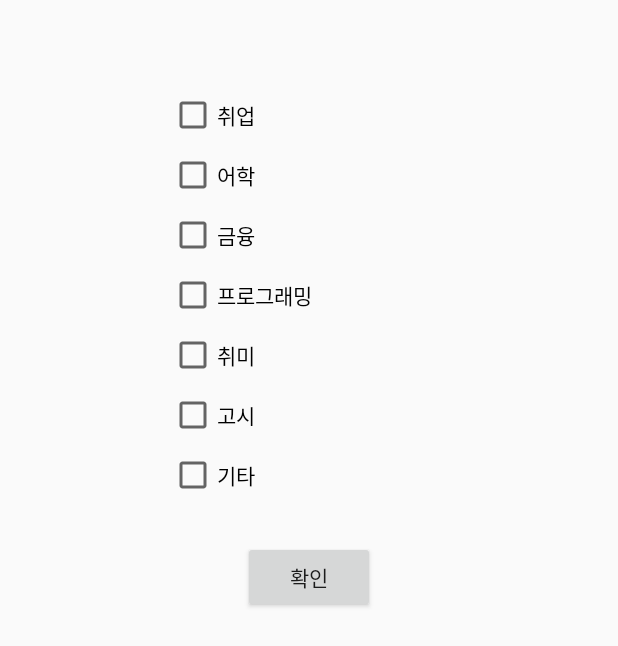
After one commit to yhs3434/Study-Room, an Android app: the layout activity_subject_choice.xml on its own in the app's theme, with its tools: preview values and no code run, on a phone screen of 412 x 824 dp. The commit adds this screen. Shown: the top 646 px of the screen. Run offline under Robolectric (Android 15) with nearby library versions, the phone set to English and light mode, and no system bars.

Commit message:
login clear, and subject activity add

```diff
--- a/android/app/src/main/AndroidManifest.xml
+++ b/android/app/src/main/AndroidManifest.xml
@@ -27,7 +27,8 @@
         </activity>
         <activity android:name=".JoinActivity" />
         <activity android:name=".LoginActivity" />
-        <activity android:name=".Main2Activity"></activity>
+        <activity android:name=".Main2Activity" />
+        <activity android:name=".SubjectChoiceActivity" android:theme="@android:style/Theme.Dialog"/>
     </application>
 
 </manifest>
--- a/android/app/src/main/java/com/yoonhs3434/suroom/HttpPost.java
+++ b/android/app/src/main/java/com/yoonhs3434/suroom/HttpPost.java
@@ -33,7 +33,6 @@ public class HttpPost extends  Thread {
             conn.setRequestProperty("Content-Type", "application/json");
             conn.setRequestProperty("Accept", "application/json");
 
-
             OutputStream os = conn.getOutputStream();
             os.write(data.getBytes("euc-kr"));
             os.flush();
--- a/android/app/src/main/java/com/yoonhs3434/suroom/JoinActivity.java
+++ b/android/app/src/main/java/com/yoonhs3434/suroom/JoinActivity.java
@@ -43,7 +43,7 @@ public class JoinActivity extends AppCompatActivity {
             }
             Toast.makeText(getApplicationContext(), jsonParam.toString(), Toast.LENGTH_LONG).show();
 
-            HttpPost send = new HttpPost(MySetting.getMyUrl()+"login/join/", jsonParam);
+            HttpPost send = new HttpPost(MySetting.getMyUrl()+"join/", jsonParam);
 
             send.start();
             try {
--- a/android/app/src/main/java/com/yoonhs3434/suroom/LoginActivity.java
+++ b/android/app/src/main/java/com/yoonhs3434/suroom/LoginActivity.java
@@ -39,7 +39,7 @@ public class LoginActivity extends AppCompatActivity {
                     e.printStackTrace();
                 }
 
-                HttpLogin send = new HttpLogin(MySetting.getMyUrl()+"login/sign_in/", requestData);
+                HttpLogin send = new HttpLogin(MySetting.getMyUrl()+"sign_in/", requestData);
                 send.start();
                 try {
                     send.join();
--- a/android/app/src/main/java/com/yoonhs3434/suroom/MainActivity.java
+++ b/android/app/src/main/java/com/yoonhs3434/suroom/MainActivity.java
@@ -37,7 +37,7 @@ public class MainActivity extends AppCompatActivity {
             }
         });
 
-        MySetting.setMyUrl("http://172.31.40.153:8000/");
+        MySetting.setMyUrl("http://las9897.pythonanywhere.com:8000/rest/");
         _MainActivity = MainActivity.this;
     }
 
--- /dev/null
+++ b/android/app/src/main/res/layout/activity_subject_choice.xml
@@ -0,0 +1,114 @@
+<?xml version="1.0" encoding="utf-8"?>
+<android.support.constraint.ConstraintLayout xmlns:android="http://schemas.android.com/apk/res/android"
+    xmlns:app="http://schemas.android.com/apk/res-auto"
+    xmlns:tools="http://schemas.android.com/tools"
+    android:layout_width="match_parent"
+    android:layout_height="match_parent"
+    tools:context=".SubjectChoiceActivity">
+
+    <CheckBox
+        android:id="@+id/jobButton"
+        android:layout_width="wrap_content"
+        android:layout_height="wrap_content"
+        android:layout_marginStart="8dp"
+        android:layout_marginLeft="8dp"
+        android:layout_marginTop="8dp"
+        android:text="취업"
+        app:layout_constraintStart_toStartOf="@+id/guideline3"
+        app:layout_constraintTop_toTopOf="@+id/guideline4" />
+
+    <CheckBox
+        android:id="@+id/englishButton"
+        android:layout_width="wrap_content"
+        android:layout_height="wrap_content"
+        android:layout_marginStart="8dp"
+        android:layout_marginLeft="8dp"
+        android:layout_marginTop="8dp"
+        android:text="어학"
+        app:layout_constraintStart_toStartOf="@+id/guideline3"
+        app:layout_constraintTop_toBottomOf="@+id/jobButton" />
+
+    <CheckBox
+        android:id="@+id/financeButton"
+        android:layout_width="wrap_content"
+        android:layout_height="wrap_content"
+        android:layout_marginStart="8dp"
+        android:layout_marginLeft="8dp"
+        android:layout_marginTop="8dp"
+        android:text="금융"
+        app:layout_constraintStart_toStartOf="@+id/guideline3"
+        app:layout_constraintTop_toBottomOf="@+id/englishButton" />
+
+    <CheckBox
+        android:id="@+id/programmingButton"
+        android:layout_width="wrap_content"
+        android:layout_height="wrap_content"
+        android:layout_marginStart="8dp"
+        android:layout_marginLeft="8dp"
+        android:layout_marginTop="8dp"
+        android:text="프로그래밍"
+        app:layout_constraintStart_toStartOf="@+id/guideline3"
+        app:layout_constraintTop_toBottomOf="@+id/financeButton" />
+
+    <CheckBox
+        android:id="@+id/interestButton"
+        android:layout_width="wrap_content"
+        android:layout_height="wrap_content"
+        android:layout_marginStart="8dp"
+        android:layout_marginLeft="8dp"
+        android:layout_marginTop="8dp"
+        android:text="취미"
+        app:layout_constraintStart_toStartOf="@+id/guideline3"
+        app:layout_constraintTop_toBottomOf="@+id/programmingButton" />
+
+    <CheckBox
+        android:id="@+id/examButton"
+        android:layout_width="wrap_content"
+        android:layout_height="wrap_content"
+        android:layout_marginStart="8dp"
+        android:layout_marginLeft="8dp"
+        android:layout_marginTop="8dp"
+        android:text="고시"
+        app:layout_constraintStart_toStartOf="@+id/guideline3"
+        app:layout_constraintTop_toBottomOf="@+id/interestButton" />
+
+    <CheckBox
+        android:id="@+id/etcButton"
+        android:layout_width="wrap_content"
+        android:layout_height="wrap_content"
+        android:layout_marginStart="8dp"
+        android:layout_marginLeft="8dp"
+        android:layout_marginTop="8dp"
+        android:text="기타"
+        app:layout_constraintStart_toStartOf="@+id/guideline3"
+        app:layout_constraintTop_toBottomOf="@+id/examButton" />
+
+    <android.support.constraint.Guideline
+        android:id="@+id/guideline3"
+        android:layout_width="wrap_content"
+        android:layout_height="wrap_content"
+        android:orientation="vertical"
+        app:layout_constraintGuide_begin="105dp" />
+
+    <android.support.constraint.Guideline
+        android:id="@+id/guideline4"
+        android:layout_width="wrap_content"
+        android:layout_height="wrap_content"
+        android:orientation="horizontal"
+        app:layout_constraintGuide_begin="53dp" />
+
+    <Button
+        android:id="@+id/closeButton"
+        android:layout_width="wrap_content"
+        android:layout_height="wrap_content"
+        android:layout_marginStart="8dp"
+        android:layout_marginLeft="8dp"
+        android:layout_marginTop="28dp"
+        android:layout_marginEnd="8dp"
+        android:layout_marginRight="8dp"
+        android:text="확인"
+        app:layout_constraintEnd_toEndOf="parent"
+        app:layout_constraintStart_toStartOf="parent"
+        app:layout_constraintTop_toBottomOf="@+id/etcButton" />
+
+</android.support.constraint.ConstraintLayout>
```
Also changed, not shown: android/app/src/main/java/com/yoonhs3434/suroom/Main2Activity.java (+12 -0 lines), android/app/src/main/java/com/yoonhs3434/suroom/SubjectChoiceActivity.java (added, +73 -0 lines), android/app/src/main/res/layout/activity_main2.xml (+10 -0 lines), 8 other files.
